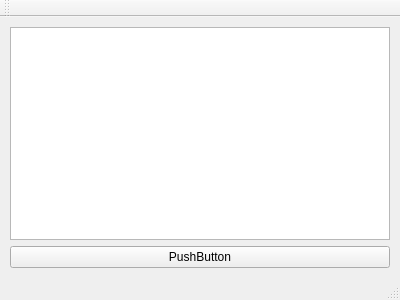
Before: the Qt Designer form gui/guiapp/mainwindow.ui in void-hoge/sudoku, drawn with Qt 5.
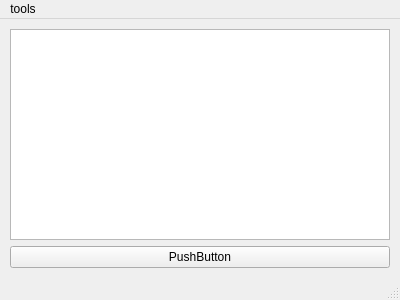
After: the same form once the commit is applied.

Commit message: Add menu 'Activate debug mode'

```diff
--- a/gui/guiapp/mainwindow.ui
+++ b/gui/guiapp/mainwindow.ui
@@ -73,6 +73,7 @@
     </item>
    </layout>
   </widget>
+  <widget class="QStatusBar" name="statusBar"/>
   <widget class="QMenuBar" name="menuBar">
    <property name="geometry">
     <rect>
@@ -82,16 +83,22 @@
      <height>19</height>
     </rect>
    </property>
+   <property name="nativeMenuBar">
+    <bool>true</bool>
+   </property>
+   <widget class="QMenu" name="menutools">
+    <property name="title">
+     <string>tools</string>
+    </property>
+    <addaction name="actionActivate_debug_mode"/>
+   </widget>
+   <addaction name="menutools"/>
   </widget>
-  <widget class="QToolBar" name="mainToolBar">
-   <attribute name="toolBarArea">
-    <enum>TopToolBarArea</enum>
-   </attribute>
-   <attribute name="toolBarBreak">
-    <bool>false</bool>
-   </attribute>
-  </widget>
-  <widget class="QStatusBar" name="statusBar"/>
+  <action name="actionActivate_debug_mode">
+   <property name="text">
+    <string>Activate debug mode</string>
+   </property>
+  </action>
  </widget>
  <layoutdefault spacing="6" margin="11"/>
  <resources/>
```
The commit also changes 2 other files.
